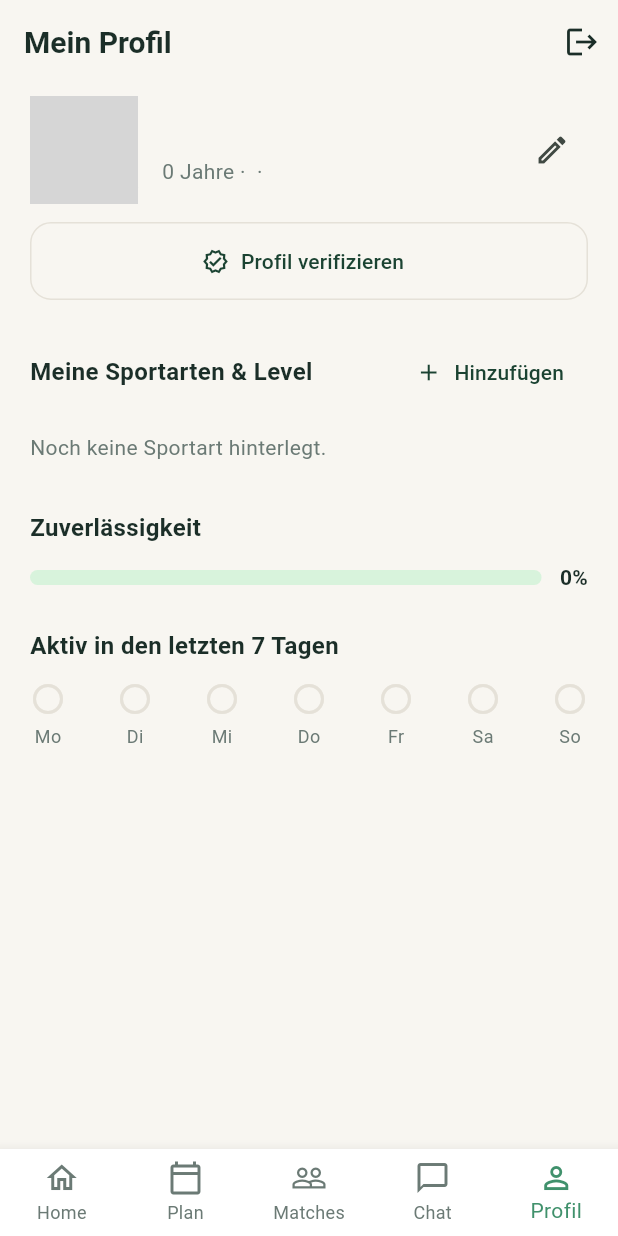
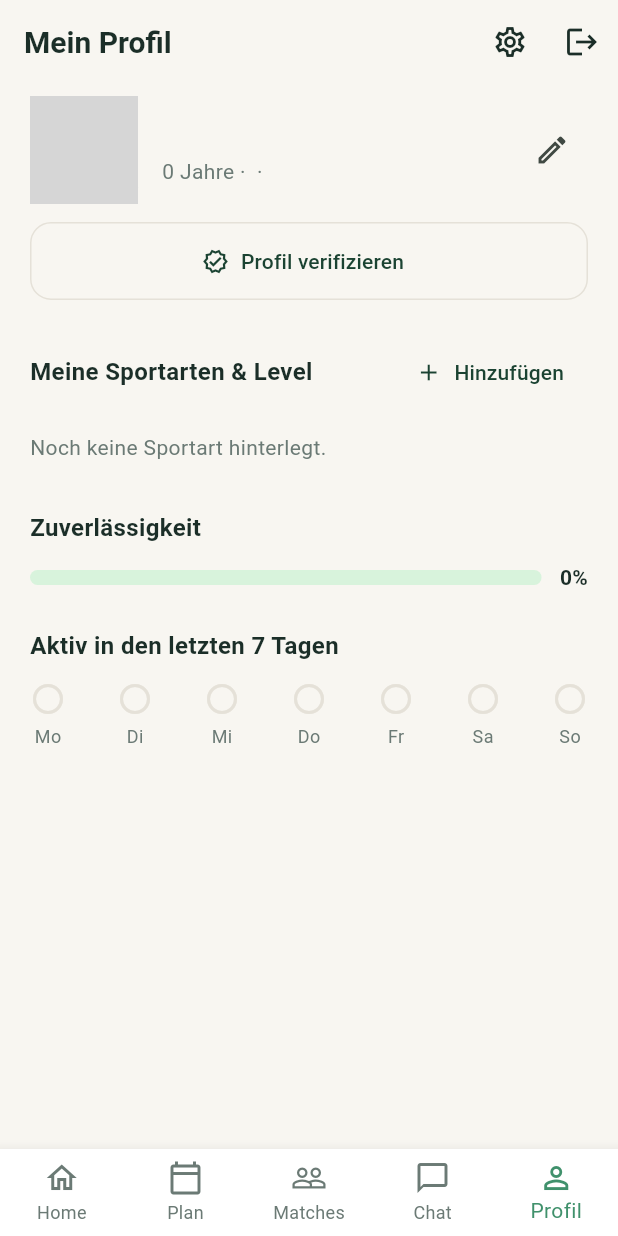
Before and after one commit to melinakunkel/PaceMatch, a Flutter app: the screen it shows once a user with an empty profile is signed in, item 5 of the bottom bar chosen, on a phone screen of 412 x 824 dp. Run offline on Flutter 3.47's test engine with Material 3 defaults, Android fonts, the phone set to English and light mode, and no system bars; our stand-ins replace flutter_dotenv, flutter_map, go_router, image_picker, latlong2, shared_preferences and 1 more; accounts and stored records are empty; network calls fail; grey boxes are pictures that could not be loaded.

Commit message:
Add 3 switchable app designs (Standard/Girly/Sporty) and fix chat
- New "Design" section in Einstellungen (Profil -> Zahnrad-Symbol):
  Standard (the original green), Girly (soft berry/pink) and Sporty
  (bold near-black + neon orange, aimed at a triathlete audience). The
  active palette is now held in mutable AppColors fields swapped by
  ThemeController, persisted via SharedPreferences, and applied
  app-wide through a keyed MaterialApp rebuild on change. Every widget
  that referenced AppColors.* as a compile-time const had that const
  removed so it re-reads the live color at build time.
- Fixed the chat screen being stuck on a loading spinner forever: the
  messages table was never added to the supabase_realtime publication,
  so .stream() had nothing to deliver. Migration 0007 adds it.

Co-Authored-By: Claude Sonnet 5 <noreply@anthropic.com>
Claude-Session: https://claude.ai/code/session_01Ea9r8VGpDf7DY7pxTu84EK

```diff
--- a/lib/app.dart
+++ b/lib/app.dart
@@ -40,11 +40,17 @@ class _SamepaceAppState extends State<SamepaceApp> {
 
   @override
   Widget build(BuildContext context) {
-    return MaterialApp.router(
-      title: 'SAMEPACE',
-      debugShowCheckedModeBanner: false,
-      theme: AppTheme.light,
-      routerConfig: _router,
+    return ValueListenableBuilder<AppThemeVariant>(
+      valueListenable: ThemeController.variant,
+      builder: (context, variant, _) {
+        return MaterialApp.router(
+          key: ValueKey(variant),
+          title: 'SAMEPACE',
+          debugShowCheckedModeBanner: false,
+          theme: AppTheme.light,
+          routerConfig: _router,
+        );
+      },
     );
   }
 }
--- a/lib/main.dart
+++ b/lib/main.dart
@@ -2,9 +2,11 @@ import 'package:flutter/material.dart';
 
 import 'app.dart';
 import 'services/supabase_service.dart';
+import 'theme/app_theme.dart';
 
 Future<void> main() async {
   WidgetsFlutterBinding.ensureInitialized();
   await SupabaseService.initialize();
+  await ThemeController.loadSaved();
   runApp(const SamepaceApp());
 }
--- a/lib/screens/auth/register_screen.dart
+++ b/lib/screens/auth/register_screen.dart
@@ -87,7 +87,7 @@ class _RegisterScreenState extends State<RegisterScreen> {
                 ),
                 if (_error != null) ...[
                   const SizedBox(height: 12),
-                  Text(_error!, style: const TextStyle(color: AppColors.danger)),
+                  Text(_error!, style: TextStyle(color: AppColors.danger)),
                 ],
                 const SizedBox(height: 24),
                 ElevatedButton(
--- a/lib/screens/auth/reset_password_screen.dart
+++ b/lib/screens/auth/reset_password_screen.dart
@@ -64,7 +64,7 @@ class _ResetPasswordScreenState extends State<ResetPasswordScreen> {
                 crossAxisAlignment: CrossAxisAlignment.stretch,
                 mainAxisSize: MainAxisSize.min,
                 children: [
-                  const Text(
+                  Text(
                     'Bitte lege ein neues Passwort fest.',
                     textAlign: TextAlign.center,
                     style: TextStyle(color: AppColors.textSecondary),
@@ -87,7 +87,7 @@ class _ResetPasswordScreenState extends State<ResetPasswordScreen> {
                   ),
                   if (_error != null) ...[
                     const SizedBox(height: 12),
-                    Text(_error!, style: const TextStyle(color: AppColors.danger)),
+                    Text(_error!, style: TextStyle(color: AppColors.danger)),
                   ],
                   const SizedBox(height: 24),
                   ElevatedButton(
--- a/lib/screens/group/chat_list_screen.dart
+++ b/lib/screens/group/chat_list_screen.dart
@@ -44,9 +44,9 @@ class _ChatListScreenState extends State<ChatListScreen> {
           }
           final groups = snapshot.data ?? [];
           if (groups.isEmpty) {
-            return const Center(
+            return Center(
               child: Padding(
-                padding: EdgeInsets.all(32),
+                padding: const EdgeInsets.all(32),
                 child: Text(
                   'Noch keine Gruppen. Erstelle eine Gruppe über deine Matches.',
                   textAlign: TextAlign.center,
--- a/lib/screens/group/report_user_dialog.dart
+++ b/lib/screens/group/report_user_dialog.dart
@@ -113,7 +113,7 @@ class _ReportUserDialogState extends State<ReportUserDialog> {
                   ),
                   if (_error != null) ...[
                     const SizedBox(height: 8),
-                    Text(_error!, style: const TextStyle(color: AppColors.danger)),
+                    Text(_error!, style: TextStyle(color: AppColors.danger)),
                   ],
                 ],
               ],
--- a/lib/screens/home/home_screen.dart
+++ b/lib/screens/home/home_screen.dart
@@ -18,7 +18,7 @@ class HomeScreen extends StatelessWidget {
           crossAxisAlignment: CrossAxisAlignment.start,
           children: [
             Row(
-              children: const [
+              children: [
                 Icon(Icons.terrain, color: AppColors.primary, size: 28),
                 SizedBox(width: 8),
                 Text(
@@ -76,7 +76,7 @@ class _SportCard extends StatelessWidget {
           children: [
             Container(
               padding: const EdgeInsets.all(14),
-              decoration: const BoxDecoration(
+              decoration: BoxDecoration(
                 color: AppColors.secondaryLight,
                 shape: BoxShape.circle,
               ),
--- a/lib/screens/matches/matches_hub_screen.dart
+++ b/lib/screens/matches/matches_hub_screen.dart
@@ -80,10 +80,10 @@ class _MatchesHubScreenState extends State<MatchesHubScreen> {
                 padding: const EdgeInsets.all(32),
                 children: [
                   const SizedBox(height: 40),
-                  const Icon(Icons.people_outline,
+                  Icon(Icons.people_outline,
                       size: 48, color: AppColors.textSecondary),
                   const SizedBox(height: 12),
-                  const Text(
+                  Text(
                     'Aktuell gibt es noch keine passenden Leute zu deinen '
                     'Sportzeiten. Trag weitere Zeiten ein oder schau später nochmal vorbei.',
                     textAlign: TextAlign.center,
@@ -125,7 +125,7 @@ class _MatchesHubScreenState extends State<MatchesHubScreen> {
                       ),
                       child: Text(
                         '${m.matchCount}',
-                        style: const TextStyle(
+                        style: TextStyle(
                             color: AppColors.primary, fontWeight: FontWeight.w700),
                       ),
                     ),
--- a/lib/screens/plan/location_picker_screen.dart
+++ b/lib/screens/plan/location_picker_screen.dart
@@ -132,7 +132,7 @@ class _LocationPickerScreenState extends State<LocationPickerScreen> {
                     point: _picked!,
                     width: 44,
                     height: 44,
-                    child: const Icon(Icons.location_pin,
+                    child: Icon(Icons.location_pin,
                         color: AppColors.secondary, size: 44),
                   ),
                 ]),
--- a/lib/screens/plan/new_activity_screen.dart
+++ b/lib/screens/plan/new_activity_screen.dart
@@ -305,7 +305,7 @@ class _NewActivityScreenState extends State<NewActivityScreen> {
                             '${_specificDate!.month.toString().padLeft(2, '0')}.'
                             '${_specificDate!.year}',
                     style: _specificDate == null
-                        ? const TextStyle(color: AppColors.textSecondary)
+                        ? TextStyle(color: AppColors.textSecondary)
                         : null,
                   ),
                 ),
@@ -346,7 +346,7 @@ class _NewActivityScreenState extends State<NewActivityScreen> {
                   maxLines: 1,
                   overflow: TextOverflow.ellipsis,
                   style: _location == null
-                      ? const TextStyle(color: AppColors.textSecondary)
+                      ? TextStyle(color: AppColors.textSecondary)
                       : null,
                 ),
               ),
--- a/lib/screens/profile/edit_profile_sheet.dart
+++ b/lib/screens/profile/edit_profile_sheet.dart
@@ -136,8 +136,8 @@ class _EditProfileSheetState extends State<EditProfileSheet> {
               ],
             ),
             if (_gender == null)
-              const Padding(
-                padding: EdgeInsets.only(top: 6),
+              Padding(
+                padding: const EdgeInsets.only(top: 6),
                 child: Text(
                   'Lege oben dein Geschlecht fest, um dies einzuschränken.',
                   style: TextStyle(fontSize: 12, color: AppColors.textSecondary),
--- a/lib/screens/profile/profile_screen.dart
+++ b/lib/screens/profile/profile_screen.dart
@@ -13,6 +13,7 @@ import '../../widgets/app_scaffold.dart';
 import '../../widgets/verified_badge.dart';
 import 'edit_profile_sheet.dart';
 import 'edit_sport_sheet.dart';
+import 'settings_screen.dart';
 
 class ProfileScreen extends StatefulWidget {
   const ProfileScreen({super.key});
@@ -123,6 +124,13 @@ class _ProfileScreenState extends State<ProfileScreen> {
       title: 'Mein Profil',
       actions: [
         IconButton(
+          icon: const Icon(Icons.settings_outlined),
+          tooltip: 'Einstellungen',
+          onPressed: () => Navigator.of(context).push(
+            MaterialPageRoute(builder: (_) => const SettingsScreen()),
+          ),
+        ),
+        IconButton(
           icon: const Icon(Icons.logout),
           tooltip: 'Abmelden',
           onPressed: () async {
@@ -140,11 +148,11 @@ class _ProfileScreenState extends State<ProfileScreen> {
                     child: Column(
                       mainAxisSize: MainAxisSize.min,
                       children: [
-                        const Icon(Icons.error_outline, color: AppColors.danger, size: 40),
+                        Icon(Icons.error_outline, color: AppColors.danger, size: 40),
                         const SizedBox(height: 12),
                         Text(_error!,
                             textAlign: TextAlign.center,
-                            style: const TextStyle(color: AppColors.danger)),
+                            style: TextStyle(color: AppColors.danger)),
                         const SizedBox(height: 16),
                         ElevatedButton(
                           onPressed: _load,
@@ -181,7 +189,7 @@ class _ProfileScreenState extends State<ProfileScreen> {
                                           _profile!.fullName.isNotEmpty
                                               ? _profile!.fullName[0].toUpperCase()
                                               : '?',
-                                          style: const TextStyle(
+                                          style: TextStyle(
                                               fontSize: 28,
                                               color: AppColors.primary,
                                               fontWeight: FontWeight.w700),
@@ -200,7 +208,7 @@ class _ProfileScreenState extends State<ProfileScreen> {
                               bottom: 0,
                               child: Container(
                                 padding: const EdgeInsets.all(4),
-                                decoration: const BoxDecoration(
+                                decoration: BoxDecoration(
                                   color: AppColors.secondary,
                                   shape: BoxShape.circle,
                                 ),
@@ -236,7 +244,7 @@ class _ProfileScreenState extends State<ProfileScreen> {
                                 if (_profile!.gender != null) _profile!.gender!,
                                 if (_profile!.city != null) _profile!.city!,
                               ].join(' · '),
-                              style: const TextStyle(color: AppColors.textSecondary),
+                              style: TextStyle(color: AppColors.textSecondary),
                             ),
                           ],
                         ),
@@ -286,8 +294,8 @@ class _ProfileScreenState extends State<ProfileScreen> {
                   ),
                   const SizedBox(height: 8),
                   if (_sports.isEmpty)
-                    const Padding(
-                      padding: EdgeInsets.symmetric(vertical: 8),
+                    Padding(
+                      padding: const EdgeInsets.symmetric(vertical: 8),
                       child: Text('Noch keine Sportart hinterlegt.',
                           style: TextStyle(color: AppColors.textSecondary)),
                     ),
@@ -340,7 +348,7 @@ class _ProfileScreenState extends State<ProfileScreen> {
                           ),
                           const SizedBox(height: 4),
                           Text(weekdayLabels[i],
-                              style: const TextStyle(
+                              style: TextStyle(
                                   fontSize: 12, color: AppColors.textSecondary)),
                         ],
                       );
--- a/lib/theme/app_theme.dart
+++ b/lib/theme/app_theme.dart
@@ -1,18 +1,158 @@
 import 'package:flutter/material.dart';
+import 'package:shared_preferences/shared_preferences.dart';
 
-/// Central brand palette + theme for SAMEPACE.
+enum AppThemeVariant {
+  standard,
+  girly,
+  sporty;
+
+  String get label {
+    switch (this) {
+      case AppThemeVariant.standard:
+        return 'Standard';
+      case AppThemeVariant.girly:
+        return 'Girly';
+      case AppThemeVariant.sporty:
+        return 'Sporty';
+    }
+  }
+
+  String get description {
+    switch (this) {
+      case AppThemeVariant.standard:
+        return 'Das klassische SAMEPACE-Grün.';
+      case AppThemeVariant.girly:
+        return 'Soft, verspielt, in Beerentönen.';
+      case AppThemeVariant.sporty:
+        return 'Bold & kontrastreich – für Triathlet:innen.';
+    }
+  }
+
+  _Palette get _palette {
+    switch (this) {
+      case AppThemeVariant.standard:
+        return const _Palette(
+          primary: Color(0xFF1B4332),
+          secondary: Color(0xFF40916C),
+          secondaryLight: Color(0xFFD8F3DC),
+          background: Color(0xFFF8F6F1),
+          surface: Colors.white,
+          textPrimary: Color(0xFF1B2E28),
+          textSecondary: Color(0xFF6B7A75),
+          border: Color(0xFFE5E1D8),
+          danger: Color(0xFFD64545),
+        );
+      case AppThemeVariant.girly:
+        return const _Palette(
+          primary: Color(0xFF9D2953),
+          secondary: Color(0xFFE85D8A),
+          secondaryLight: Color(0xFFFCE4EC),
+          background: Color(0xFFFFF5F7),
+          surface: Colors.white,
+          textPrimary: Color(0xFF4A2C3A),
+          textSecondary: Color(0xFF8C6B7A),
+          border: Color(0xFFF3D9E3),
+          danger: Color(0xFFE5335F),
+        );
+      case AppThemeVariant.sporty:
+        return const _Palette(
+          primary: Color(0xFF14181F),
+          secondary: Color(0xFFFF6B35),
+          secondaryLight: Color(0xFFFFE4D6),
+          background: Color(0xFFF3F4F6),
+          surface: Colors.white,
+          textPrimary: Color(0xFF14181F),
+          textSecondary: Color(0xFF6B7280),
+          border: Color(0xFFE1E3E8),
+          danger: Color(0xFFE53935),
+        );
+    }
+  }
+}
+
+class _Palette {
+  const _Palette({
+    required this.primary,
+    required this.secondary,
+    required this.secondaryLight,
+    required this.background,
+    required this.surface,
+    required this.textPrimary,
+    required this.textSecondary,
+    required this.border,
+    required this.danger,
+  });
+
+  final Color primary;
+  final Color secondary;
+  final Color secondaryLight;
+  final Color background;
+  final Color surface;
+  final Color textPrimary;
+  final Color textSecondary;
+  final Color border;
+  final Color danger;
+}
+
+/// Currently active palette. Not `const` on purpose — [ThemeController]
+/// reassigns these fields when the user picks a different design, and
+/// every widget that reads them (almost the whole app) rebuilds because
+/// that switch also bumps [ThemeController.variant], a ValueNotifier the
+/// root widget listens to.
 class AppColors {
   AppColors._();
 
-  static const primary = Color(0xFF1B4332); // dark green (logo / headings)
-  static const secondary = Color(0xFF40916C); // accent green (CTAs)
-  static const secondaryLight = Color(0xFFD8F3DC); // soft green (chips/cards)
-  static const background = Color(0xFFF8F6F1); // warm off-white
-  static const surface = Colors.white;
-  static const textPrimary = Color(0xFF1B2E28);
-  static const textSecondary = Color(0xFF6B7A75);
-  static const border = Color(0xFFE5E1D8);
-  static const danger = Color(0xFFD64545);
+  static Color primary = AppThemeVariant.standard._palette.primary;
+  static Color secondary = AppThemeVariant.standard._palette.secondary;
+  static Color secondaryLight = AppThemeVariant.standard._palette.secondaryLight;
+  static Color background = AppThemeVariant.standard._palette.background;
+  static Color surface = AppThemeVariant.standard._palette.surface;
+  static Color textPrimary = AppThemeVariant.standard._palette.textPrimary;
+  static Color textSecondary = AppThemeVariant.standard._palette.textSecondary;
+  static Color border = AppThemeVariant.standard._palette.border;
+  static Color danger = AppThemeVariant.standard._palette.danger;
+
+  static void _applyVariant(AppThemeVariant variant) {
+    final p = variant._palette;
+    primary = p.primary;
+    secondary = p.secondary;
+    secondaryLight = p.secondaryLight;
+    background = p.background;
+    surface = p.surface;
+    textPrimary = p.textPrimary;
+    textSecondary = p.textSecondary;
+    border = p.border;
+    danger = p.danger;
+  }
+}
+
+/// Holds the active design and persists the user's choice. The root widget
+/// listens to [variant] and rebuilds the whole app when it changes.
+class ThemeController {
+  ThemeController._();
+
+  static const _prefsKey = 'theme_variant';
+  static final ValueNotifier<AppThemeVariant> variant =
+      ValueNotifier(AppThemeVariant.standard);
+
+  static Future<void> loadSaved() async {
+    final prefs = await SharedPreferences.getInstance();
+    final saved = prefs.getString(_prefsKey);
+    for (final v in AppThemeVariant.values) {
+      if (v.name == saved) {
+        AppColors._applyVariant(v);
+        variant.value = v;
+        break;
+      }
+    }
+  }
+
+  static Future<void> setVariant(AppThemeVariant v) async {
+    AppColors._applyVariant(v);
+    variant.value = v;
+    final prefs = await SharedPreferences.getInstance();
+    await prefs.setString(_prefsKey, v.name);
+  }
 }
 
 class AppTheme {
@@ -32,7 +172,7 @@ class AppTheme {
     );
 
     return base.copyWith(
-      appBarTheme: const AppBarTheme(
+      appBarTheme: AppBarTheme(
         backgroundColor: AppColors.background,
         foregroundColor: AppColors.textPrimary,
         elevation: 0,
@@ -65,7 +205,7 @@ class AppTheme {
         style: OutlinedButton.styleFrom(
           foregroundColor: AppColors.primary,
           minimumSize: const Size.fromHeight(52),
-          side: const BorderSide(color: AppColors.border),
+          side: BorderSide(color: AppColors.border),
           shape: RoundedRectangleBorder(
             borderRadius: BorderRadius.circular(14),
           ),
@@ -78,15 +218,15 @@ class AppTheme {
             const EdgeInsets.symmetric(horizontal: 16, vertical: 14),
         border: OutlineInputBorder(
           borderRadius: BorderRadius.circular(12),
-          borderSide: const BorderSide(color: AppColors.border),
+          borderSide: BorderSide(color: AppColors.border),
         ),
         enabledBorder: OutlineInputBorder(
           borderRadius: BorderRadius.circular(12),
-          borderSide: const BorderSide(color: AppColors.border),
+          borderSide: BorderSide(color: AppColors.border),
         ),
         focusedBorder: OutlineInputBorder(
           borderRadius: BorderRadius.circular(12),
-          borderSide: const BorderSide(color: AppColors.secondary, width: 2),
+          borderSide: BorderSide(color: AppColors.secondary, width: 2),
         ),
       ),
       cardTheme: CardThemeData(
@@ -94,10 +234,10 @@ class AppTheme {
         elevation: 0,
         shape: RoundedRectangleBorder(
           borderRadius: BorderRadius.circular(16),
-          side: const BorderSide(color: AppColors.border),
+          side: BorderSide(color: AppColors.border),
         ),
       ),
-      bottomNavigationBarTheme: const BottomNavigationBarThemeData(
+      bottomNavigationBarTheme: BottomNavigationBarThemeData(
         backgroundColor: AppColors.surface,
         selectedItemColor: AppColors.secondary,
         unselectedItemColor: AppColors.textSecondary,
@@ -106,7 +246,7 @@ class AppTheme {
       ),
       chipTheme: base.chipTheme.copyWith(
         backgroundColor: AppColors.secondaryLight,
-        labelStyle: const TextStyle(color: AppColors.primary),
+        labelStyle: TextStyle(color: AppColors.primary),
         side: BorderSide.none,
       ),
     );
```
Also changed, not shown: lib/screens/auth/login_screen.dart (+4 -4 lines), lib/screens/discover/discover_screen.dart (+8 -8 lines), lib/screens/group/group_screen.dart (+4 -4 lines), lib/screens/matches/matches_screen.dart (+7 -7 lines), lib/screens/plan/plan_screen.dart (+4 -4 lines), lib/screens/profile/settings_screen.dart (added, +146 -0 lines), 1 other file.
